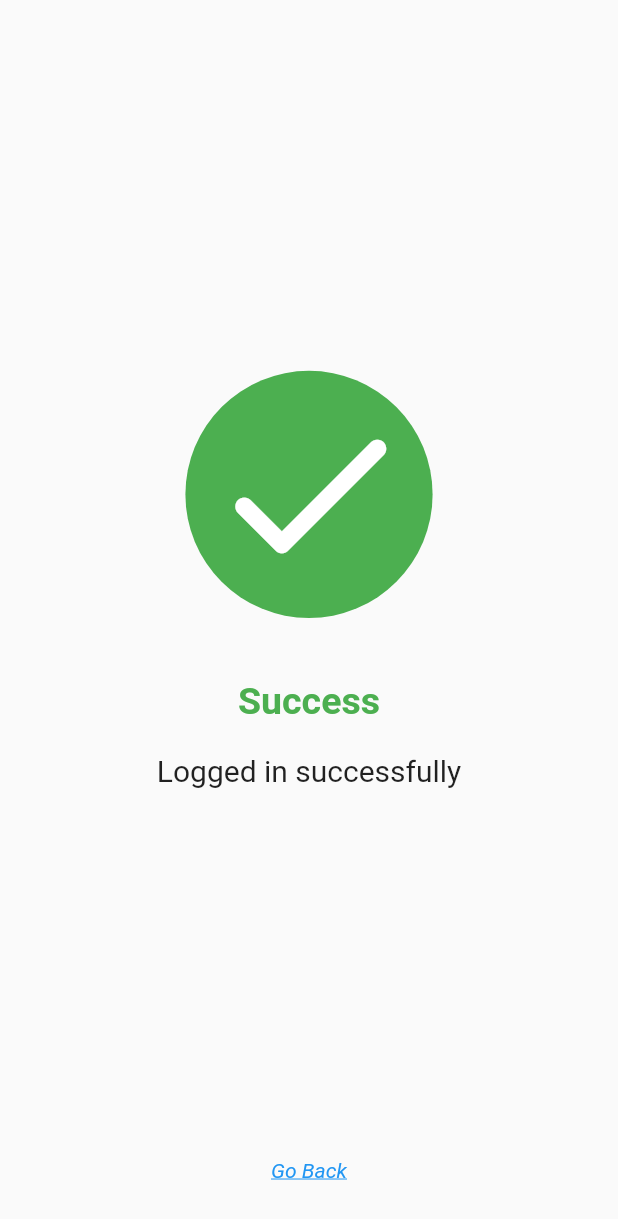
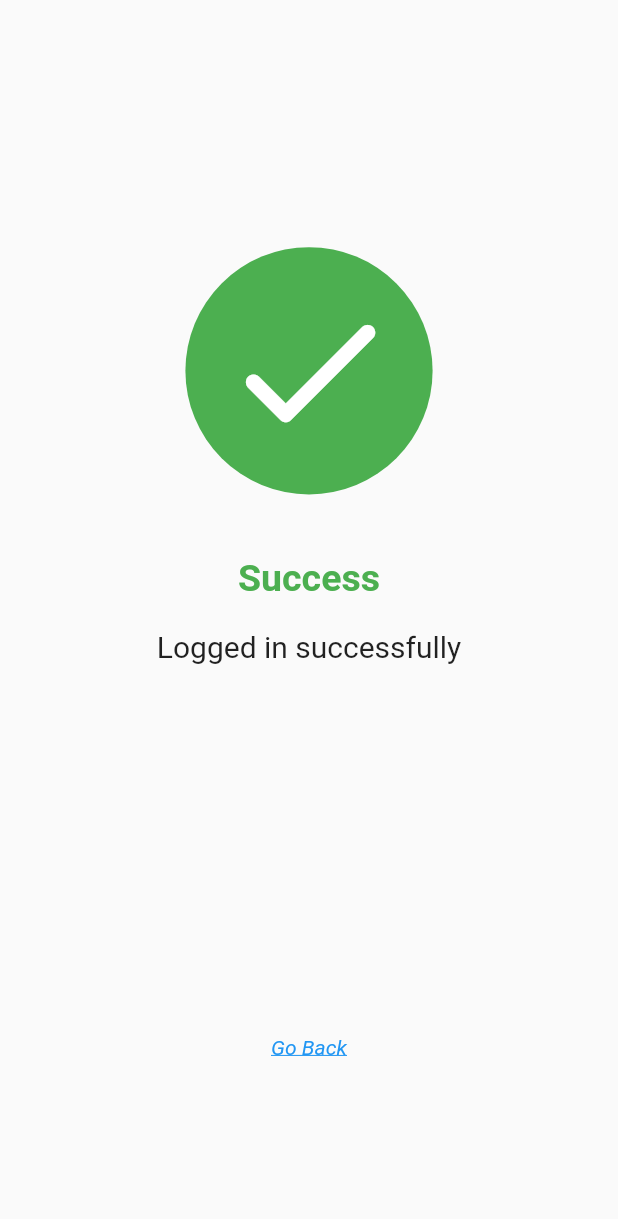
Before and after one commit to Abhishek617/gilt_app, a Flutter app: the Login screen opened by its route, after a tap on "Login Success", on a phone screen of 412 x 824 dp. Shown: the top 1219 px of the screen. Run offline on Flutter 3.47's test engine with Material 2 defaults, Android fonts, the phone set to English and light mode, and no system bars; our stand-ins replace another_flushbar, dio, flutter_mobx, flutter_otp_text_field, get_it, introduction_screen and 4 more; missing offline and left inert: material_dialog, shared_preferences_web, xxtea; accounts and stored records are empty; generated files the repository leaves out were written again; network calls fail; Roboto replaces fonts that are missing (SF-Mono).

Commit message:
Scusses screens

```diff
--- a/lib/ui/common/success_error_validation.dart
+++ b/lib/ui/common/success_error_validation.dart
@@ -21,24 +21,28 @@ class _SuccessErrorValidateScreenState
   Widget build(BuildContext context) {
     final args = ModalRoute.of(context)!.settings.arguments as SuccessErrorValidationPageArgs;
     return Scaffold(
-      body: Center(
+      body: SingleChildScrollView(
+        child: Center(
           child: Column(
             children: [
               Padding(
-              padding: EdgeInsets.only(top: DeviceUtils.getScaledWidth(context, 0.60)),
+                padding: EdgeInsets.only(top: DeviceUtils.getScaledWidth(context, 0.40)),
                 child:
                 Container(
                   width: DeviceUtils.getScaledWidth(context, 0.40),
-                height: DeviceUtils.getScaledHeight(context, 0.20),
+                  height:  DeviceUtils.getScaledWidth(context, 0.40),
+                  //width: 200,
+                  //height: 200,
                   decoration: BoxDecoration(
                     color: args.isSuccess ? Colors.green : Colors.redAccent,
                     borderRadius: BorderRadius.circular(100),
+
                   ),
                   child: Center(
                     child: Icon(
                       args.isSuccess ? Icons.check_rounded : Icons.close_rounded,
                       color: Colors.white,
-                    size: DeviceUtils.getScaledWidth(context, 0.35),
+                      size: DeviceUtils.getScaledWidth(context, 0.30),
                     ),
                   ),
                 ),
@@ -85,6 +89,7 @@ class _SuccessErrorValidateScreenState
             ],
           ),
         ),
+      ),
     );
   }
 }
--- a/lib/ui/my_app.dart
+++ b/lib/ui/my_app.dart
@@ -42,7 +42,9 @@ class MyApp extends StatelessWidget {
       child: Observer(
         name: 'global-observer',
         builder: (context) {
-          return MaterialApp(
+          return GestureDetector(
+            onTap: () => FocusManager.instance.primaryFocus?.unfocus(),
+            child: MaterialApp(
               debugShowCheckedModeBanner: false,
               title: Strings.appName,
               theme: _themeStore.darkMode ? themeDataDark : themeData,
@@ -62,6 +64,7 @@ class MyApp extends StatelessWidget {
                 GlobalCupertinoLocalizations.delegate,
               ],
               home:(_userStore.isFirst ? OnBoardingPage() : (_userStore.isLoggedIn ? HomeScreen() : WelcomeLogin())),
+            ),
           );
         },
       ),
```
Lines whose indentation alone changed are shown as unchanged.
